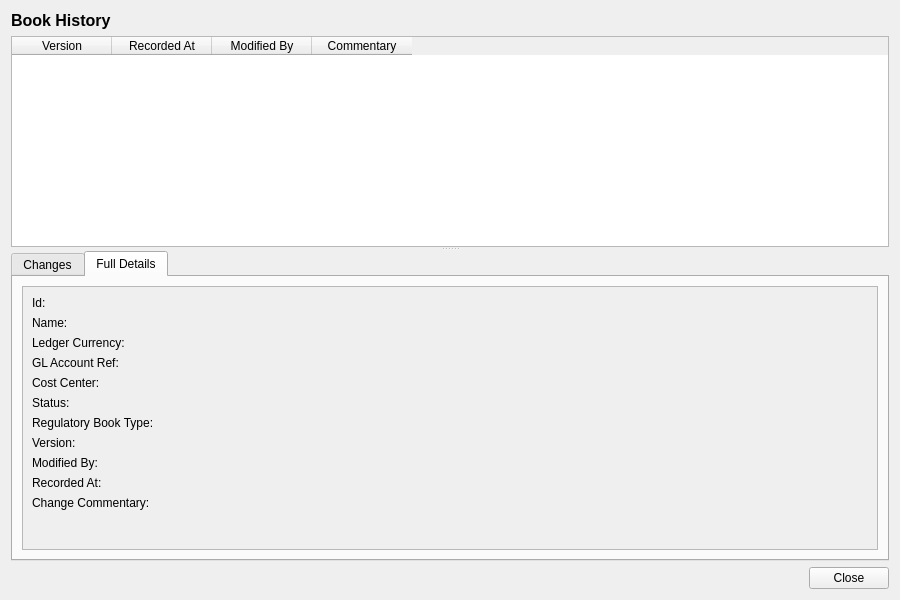
This is projects/ores.qt/refdata/ui/BookHistoryDialog.ui in OreStudio/OreStudio as Qt 5 draws it before an edit. The edited form follows.
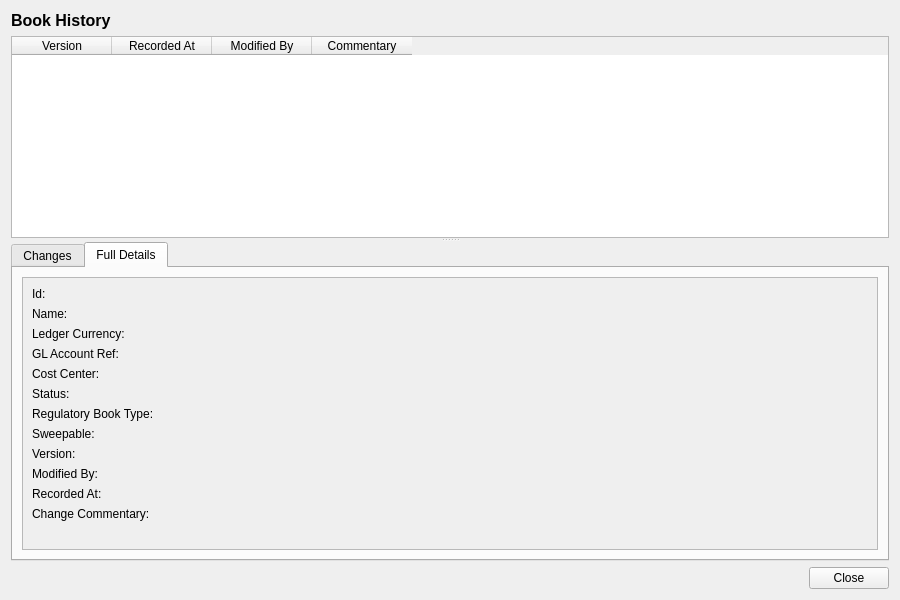
This is the edited form. The open tabs and pages were chosen to show the change.

Commit message: [refdata,qt,sql,codegen] Add is_sweepable flag to book

Diff of the .ui file:
```diff
--- a/projects/ores.qt/refdata/ui/BookHistoryDialog.ui
+++ b/projects/ores.qt/refdata/ui/BookHistoryDialog.ui
@@ -248,55 +248,69 @@
                 </widget>
                </item>
                <item row="7" column="0">
+                <widget class="QLabel" name="is_sweepableLabel">
+                 <property name="text">
+                  <string>Sweepable:</string>
+                 </property>
+                </widget>
+               </item>
+               <item row="7" column="1">
+                <widget class="QLabel" name="isSweepableCheckBox">
+                 <property name="text">
+                  <string/>
+                 </property>
+                </widget>
+               </item>
+               <item row="8" column="0">
                 <widget class="QLabel" name="versionNumberLabel">
                  <property name="text">
                   <string>Version:</string>
                  </property>
                 </widget>
                </item>
-               <item row="7" column="1">
+               <item row="8" column="1">
                 <widget class="QLabel" name="versionNumberValue">
                  <property name="text">
                   <string/>
                  </property>
                 </widget>
                </item>
-               <item row="8" column="0">
+               <item row="9" column="0">
                 <widget class="QLabel" name="modifiedByLabel">
                  <property name="text">
                   <string>Modified By:</string>
                  </property>
                 </widget>
                </item>
-               <item row="8" column="1">
+               <item row="9" column="1">
                 <widget class="QLabel" name="modifiedByValue">
                  <property name="text">
                   <string/>
                  </property>
                 </widget>
                </item>
-               <item row="9" column="0">
+               <item row="10" column="0">
                 <widget class="QLabel" name="recordedAtLabel">
                  <property name="text">
                   <string>Recorded At:</string>
                  </property>
                 </widget>
                </item>
-               <item row="9" column="1">
+               <item row="10" column="1">
                 <widget class="QLabel" name="recordedAtValue">
                  <property name="text">
                   <string/>
                  </property>
                 </widget>
                </item>
-               <item row="10" column="0">
+               <item row="11" column="0">
                 <widget class="QLabel" name="changeCommentaryLabel">
                  <property name="text">
                   <string>Change Commentary:</string>
                  </property>
                 </widget>
                </item>
-               <item row="10" column="1">
+               <item row="11" column="1">
                 <widget class="QLabel" name="changeCommentaryValue">
                  <property name="text">
                   <string/>
```
The commit also changes 25 other files.
